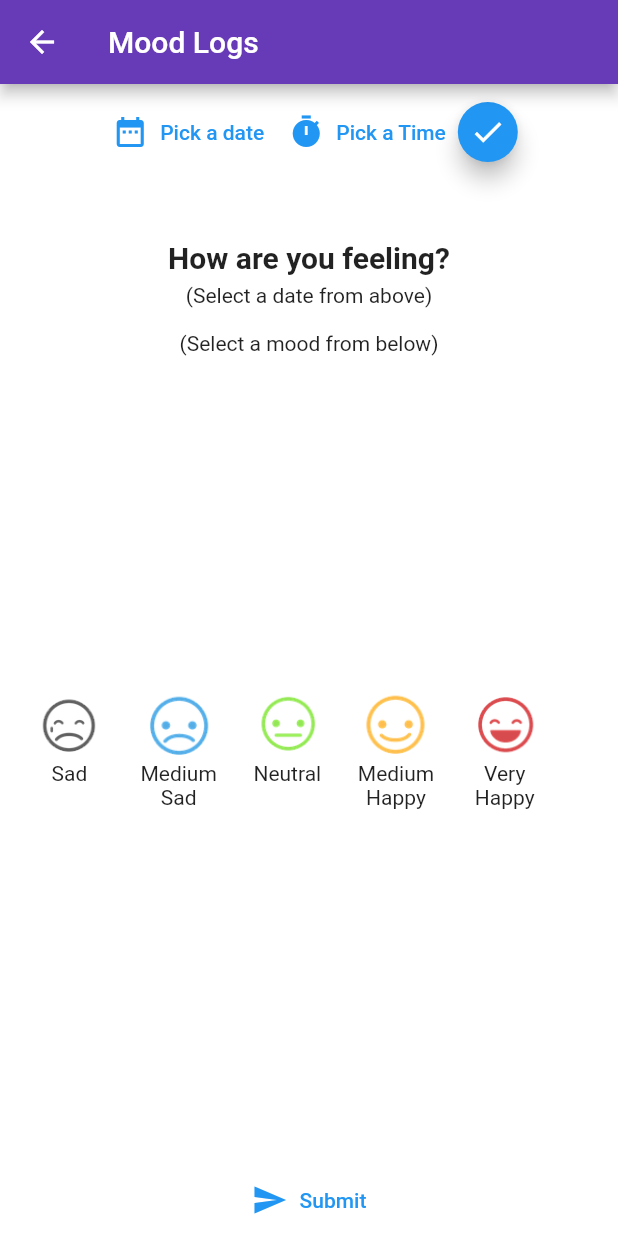
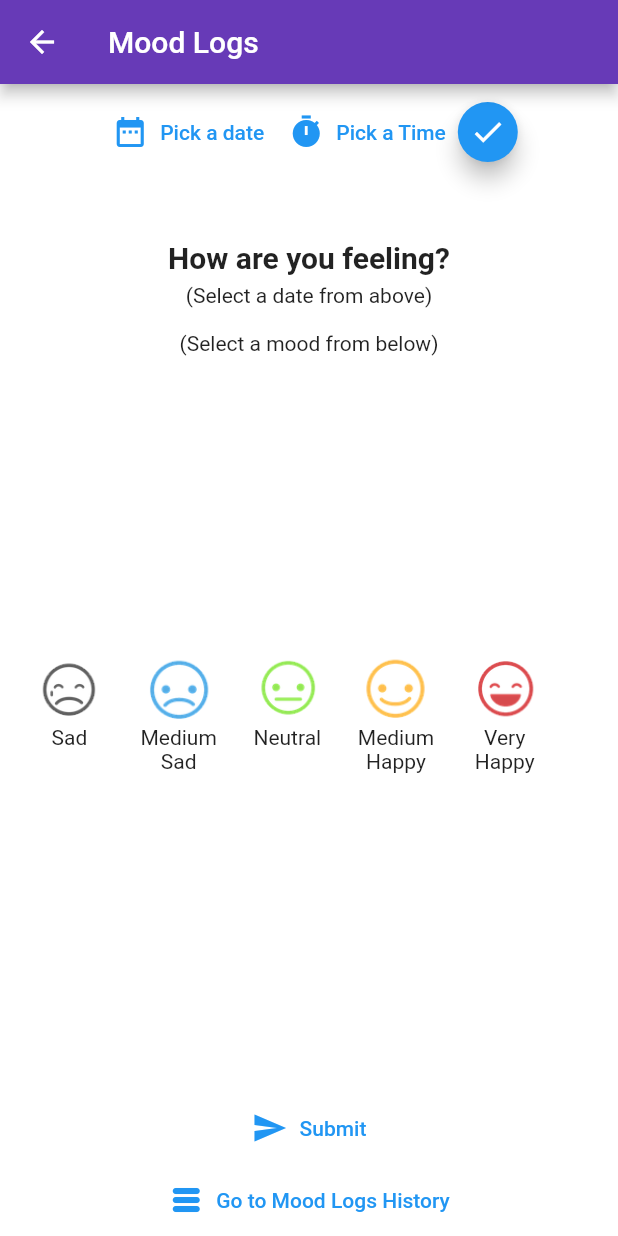
Before and after one commit to hamid-hai/Meditation-Application, a Flutter app: the MoodsLogs screen opened directly, after a tap on "Submit", on a phone screen of 412 x 824 dp. Run offline on Flutter 3.47's test engine with Material 2 defaults, Android fonts, the phone set to English and light mode, and no system bars; our stand-ins replace cloud_firestore, firebase_auth, firebase_core, flutter_spinkit, google_maps_flutter; missing offline and left inert: dart:ffi; accounts and stored records are empty; network calls fail.

Commit message:
moodhistory.dart implemented, shows previous records only belonging to signed in user.
moodlogs.dart has a direct link via TextButton to moodhistory.dart.
Further changes include adding extra date field for validation

```diff
--- a/lib/screens/home/features/moodslogs.dart
+++ b/lib/screens/home/features/moodslogs.dart
@@ -2,6 +2,7 @@ import 'package:cloud_firestore/cloud_firestore.dart';
 import 'package:firebase_auth/firebase_auth.dart';
 import 'package:flutter/material.dart';
 import 'package:meditationapp/screens/home/features/moodlogs/mood.dart';
+import 'package:meditationapp/screens/home/features/moodlogs/moodhistory.dart';
 import 'package:meditationapp/services/database.dart';
 import 'package:provider/provider.dart';
 
@@ -24,6 +25,7 @@ class _MoodsLogsState extends State<MoodsLogs> {
   late int currentindex;
   late String dateonly;
   int ontapcount = 0;
+  late DateTime datesorter;
 
   List<Mood> moods = [
     Mood('assets/images/moodimages/sad.png', 'Sad', false),
@@ -60,6 +62,7 @@ class _MoodsLogsState extends State<MoodsLogs> {
                         lastDate: DateTime(2022))
                         .then((date) => {
                       setState(() {
+                        datesorter = date!;
                         datepicked = date!.day.toString() +
                             '-' +
                             date.month.toString() +
@@ -151,7 +154,8 @@ class _MoodsLogsState extends State<MoodsLogs> {
                 await FirebaseFirestore.instance.collection('diaries').add(
                     {
                       'uid': user!.uid,
-                      'dateandtime': datepicked,
+                      'dateandtime': datetime,
+                      'date': datesorter,
                       'mood': mood
                     });
               //
@@ -166,7 +170,13 @@ class _MoodsLogsState extends State<MoodsLogs> {
               //
               // }),
             },
-            )
+            ),
+            TextButton.icon(
+                onPressed: () {
+                  Navigator.push(context, MaterialPageRoute(builder: (context) => moodHistory()));
+                },
+                icon: Icon(Icons.table_rows_rounded),
+                label: Text('Go to Mood Logs History')),
           ]),
 
       ),
```
Also changed, not shown: lib/screens/home/features/moodlogs/moodhistory.dart (added, +66 -0 lines), pubspec.lock, 3 other files.
